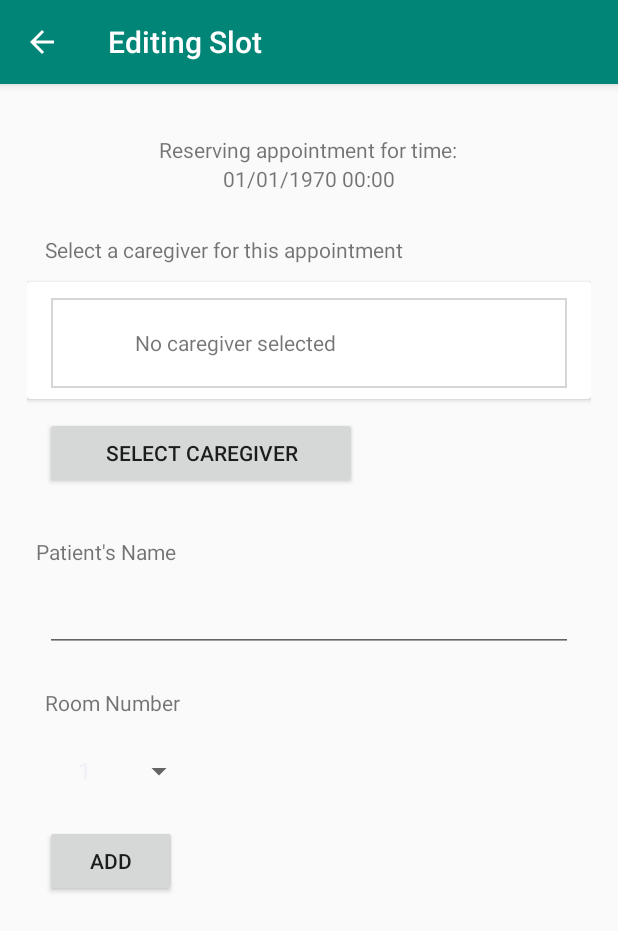
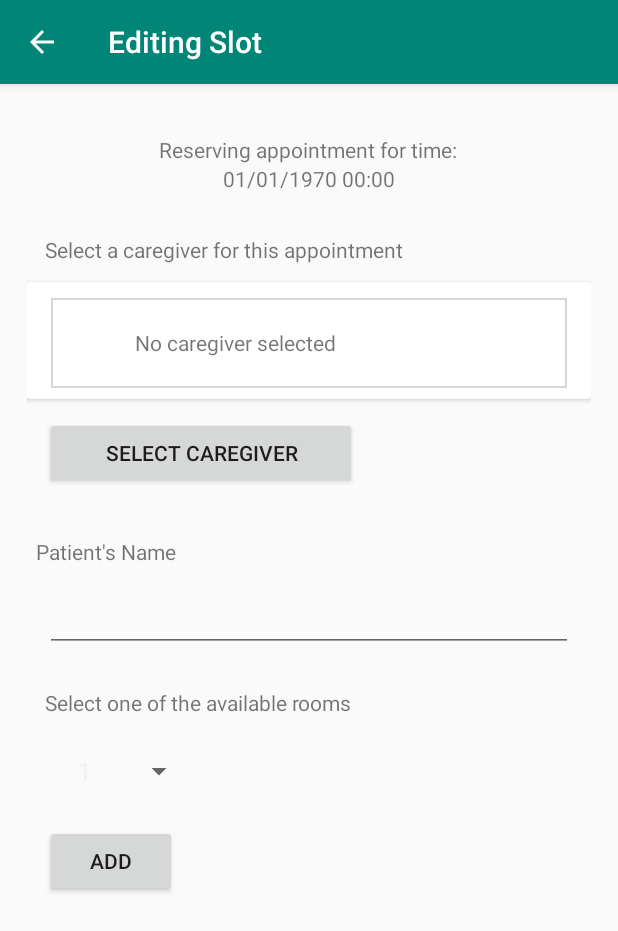
Before and after one commit to novad/Empatica-Caregiver-Calendar, an Android app: the AppointmentActivity screen opened directly, with no data from a screen before it, after a tap on "No caregiver selected", on a phone screen of 412 x 824 dp. Shown: the top 931 px of the screen. Run offline under Robolectric (Android 15) with nearby library versions, the phone set to English and light mode, and no system bars; our stand-ins replace Room's generated code, Volley; libraries missing offline, so code that uses them is left out: jp.wasabeef.glide; network calls fail; pictures from the network do not load.

Commit message:
Update strings.xml
Updated strings resource

```diff
--- a/app/src/main/res/values/strings.xml
+++ b/app/src/main/res/values/strings.xml
@@ -7,7 +7,7 @@
     <string name="select_caregiver">Select Caregiver</string>
     <string name="reserving_appointment">Reserving appointment for time: </string>
     <string name="name">Name</string>
-    <string name="room_number">Room Number</string>
+    <string name="room_number">Select one of the available rooms</string>
     <string name="previous">Previous</string>
     <string name="next">Next</string>
     <string name="caregiver_pic">Caregiver photo</string>
@@ -17,4 +17,10 @@
     <string name="nocaregiver">No caregiver selected</string>
     <string name="month">Month</string>
     <string name="update_appointment">Update</string>
+    <string name="toast_sortingname">Sorting by last name</string>
+    <string name="toast_max_caregivers_reached">Maximum allowed of fetched caregivers reached</string>
+    <string name="toast_no_available_caregivers">No caregivers entries exist in the database, and the API connection seems to be unavailable. Please try again later.</string>
+    <string name="loading">Loading....</string>
+    <string name="error_no_caregiver_selected">Select a caregiver from the list</string>
+    <string name="error_busy_caregiver">Caregiver is busy for the given date, please select another one.</string>
 </resources>
```
